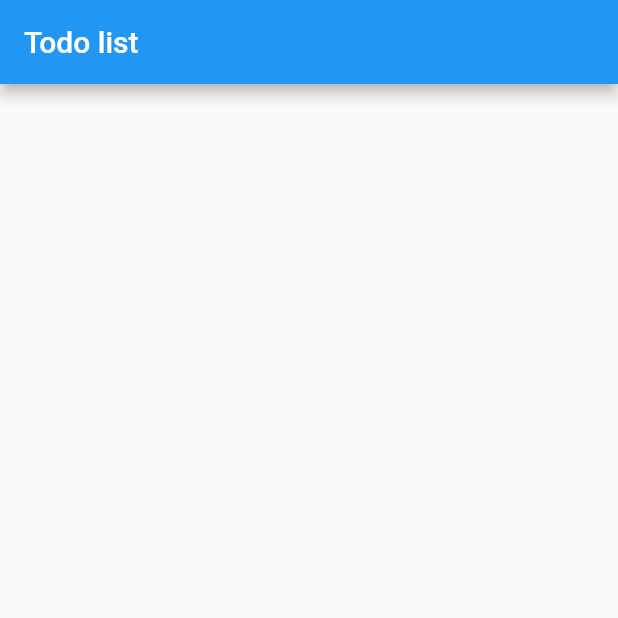
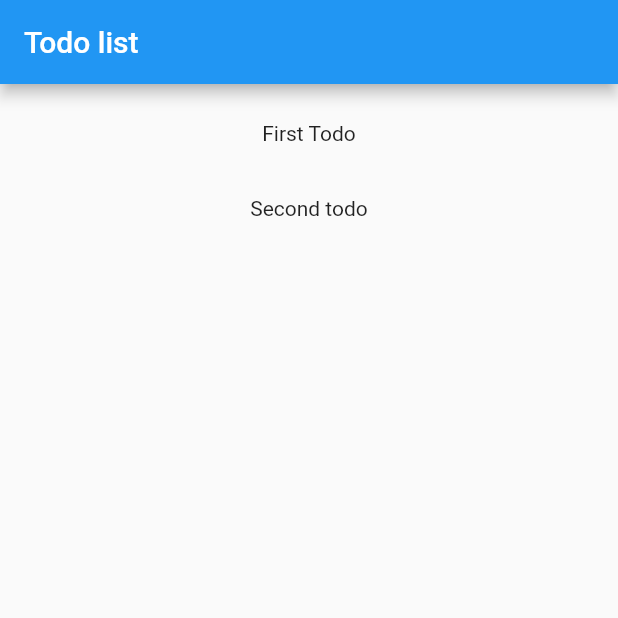
Before and after one commit to mrwdlr-zz/todo-flutter, a Flutter app: the screen it shows after launch, on a phone screen of 412 x 824 dp, the top half of it. Run offline on Flutter 3.47's test engine with Material 2 defaults, Android fonts, the phone set to English and light mode, and no system bars.

Commit message:
Render a TodoList which is connected to the AppState

```diff
--- a/todo_app/lib/main.dart
+++ b/todo_app/lib/main.dart
@@ -20,7 +20,24 @@ class TodoListApp extends StatelessWidget {
         appBar: AppBar(
           title: Text("Todo list"),
         ),
+        body: TodoList(),
       ),
     );
   }
 }
+
+class TodoList extends StatelessWidget {
+  @override
+  Widget build(BuildContext context) {
+    return Consumer<TodoModel>(
+        builder: (context, todoList, child) => ListView.builder(
+            padding: const EdgeInsets.all(8),
+            itemCount: todoList.todos.length,
+            itemBuilder: (BuildContext context, int index) {
+              return Container(
+                height: 50,
+                child: Center(child: Text(todoList.todos[index].title)),
+              );
+            }));
+  }
+}
```
